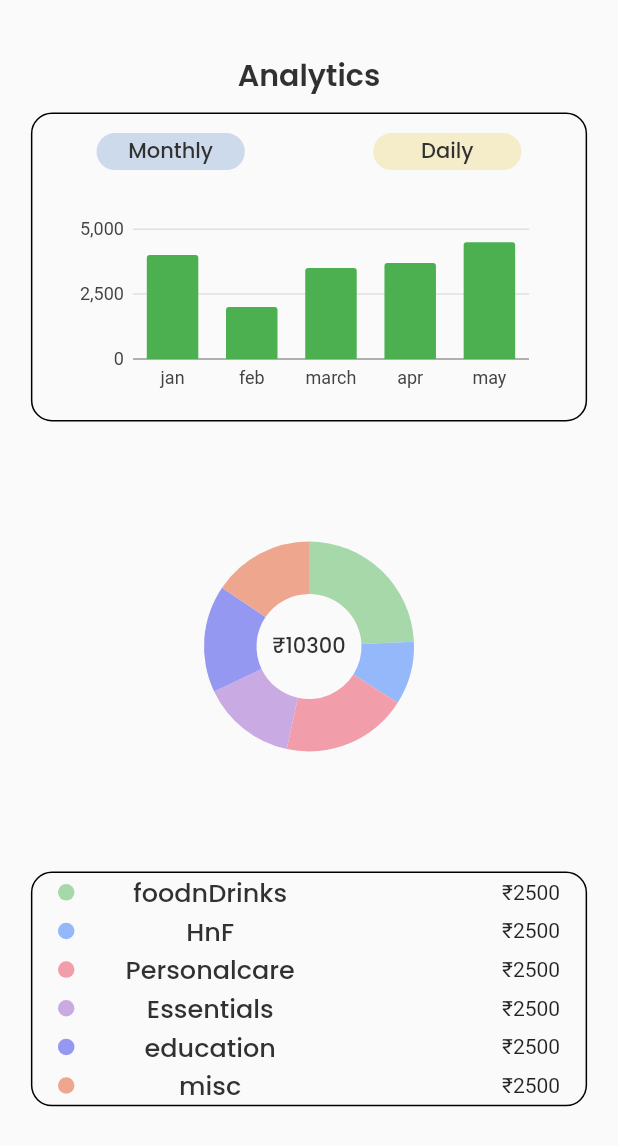
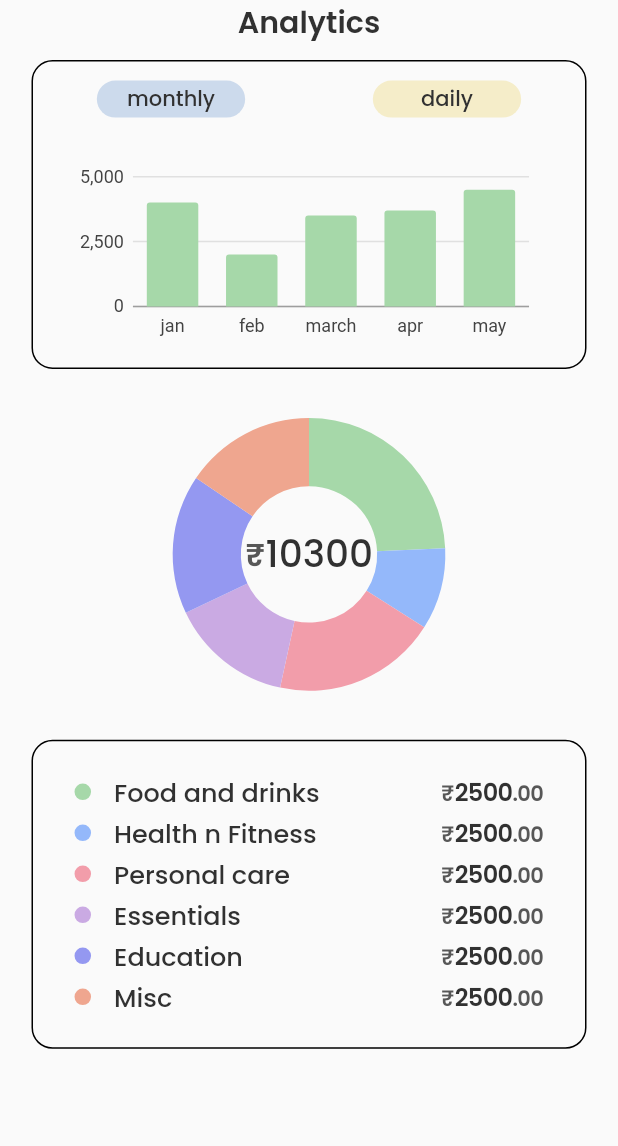
Before and after one commit to Sama-3l/coinwatcher, a Flutter app: the Analytics widget shown alone on an empty page, opened directly with empty values, on a phone screen of 412 x 824 dp. Shown: the top 1146 px of the screen. Run offline on Flutter 3.47's test engine with Material 2 defaults, Android fonts, the phone set to English and light mode, and no system bars; our stand-ins replace charts_flutter, flutter_bloc, google_fonts, percent_indicator, simple_icons, syncfusion_flutter_charts; missing offline and left inert: carbon_icons.

Commit message:
made a few changes. App is looking good though

```diff
--- a/lib/alogrithms/widgetDecider.dart
+++ b/lib/alogrithms/widgetDecider.dart
@@ -116,4 +116,37 @@ class WidgetDecider {
     }
     return children;
   }
+
+  Widget showLegendAmounts(double amount, FontFamily font, LightMode theme) {
+    Methods func = Methods();
+    return Row(
+        mainAxisSize: MainAxisSize.min,
+        crossAxisAlignment: CrossAxisAlignment.end,
+        children: [
+          Text(
+            '\u20B9',
+            style: font.getPoppinsTextStyle(
+                color: theme.textSecondary,
+                fontSize: 14,
+                fontWeight: FontWeight.w600,
+                letterSpacing: 1),
+          ),
+          Text(
+            amount.ceil().toString(),
+            style: font.getPoppinsTextStyle(
+                color: theme.textPrimary,
+                fontSize: 16,
+                fontWeight: FontWeight.w600,
+                letterSpacing: -0.41),
+          ),
+          Text(
+            func.decimalPart(amount),
+            style: font.getPoppinsTextStyle(
+                color: theme.textSecondary,
+                fontSize: 14,
+                fontWeight: FontWeight.w600,
+                letterSpacing: -0.41),
+          ),
+        ]);
+  }
 }
--- a/lib/presentation/screens/analytics.dart
+++ b/lib/presentation/screens/analytics.dart
@@ -21,13 +21,12 @@ class _AnalyticsState extends State<Analytics> {
   Widget build(BuildContext context) {
     double width = MediaQuery.of(context).size.width;
     double height = MediaQuery.of(context).size.height;
-    return Align(
-      alignment: Alignment.center,
+    return SafeArea(
+      child: Padding(
+        padding: const EdgeInsets.only(left: 21, right: 21),
         child: Column(
+          crossAxisAlignment: CrossAxisAlignment.center,
           children: [
-          SizedBox(
-            height: 35,
-          ),
             Text(
               "Analytics",
               style: widget.font.getPoppinsTextStyle(
@@ -40,7 +39,7 @@ class _AnalyticsState extends State<Analytics> {
             SizedBox(
               height: 10,
             ),
-          expenseGraph(
+            ExpenseGraph(
               theme: widget.theme,
               font: widget.font,
             ),
@@ -50,8 +49,9 @@ class _AnalyticsState extends State<Analytics> {
             ),
 
             // Legend
-          legend(theme: widget.theme, font: widget.font)
+            Legend(theme: widget.theme, font: widget.font)
           ],
+        ),
       ),
     );
   }
--- /dev/null
+++ b/lib/presentation/widgets/appButton.dart
@@ -0,0 +1,44 @@
+import 'package:coinwatcher/constants/font.dart';
+import 'package:coinwatcher/constants/themes.dart';
+import 'package:flutter/material.dart';
+
+class AppButton extends StatelessWidget {
+  AppButton(
+      {super.key,
+      required this.width,
+      required this.height,
+      required this.color,
+      required this.theme,
+      required this.font,
+      required this.text});
+
+  double width;
+  double height;
+  Color color;
+  LightMode theme;
+  FontFamily font;
+  String text;
+
+  @override
+  Widget build(BuildContext context) {
+    return Container(
+      width: 0.24 * width,
+      height: 0.03 * height,
+      decoration: BoxDecoration(
+        borderRadius: BorderRadius.circular(16),
+        color: color,
+      ),
+      child: Center(
+        child: Text(
+          text,
+          style: font.getPoppinsTextStyle(
+            color: theme.textPrimary,
+            fontSize: 14,
+            fontWeight: FontWeight.w500,
+            letterSpacing: 0,
+          ),
+        ),
+      ),
+    );
+  }
+}
--- a/lib/presentation/widgets/expense_graph.dart
+++ b/lib/presentation/widgets/expense_graph.dart
@@ -1,79 +1,80 @@
 import 'package:coinwatcher/constants/font.dart';
 import 'package:coinwatcher/constants/themes.dart';
 import 'package:coinwatcher/data/model/bar_data.dart';
+import 'package:coinwatcher/presentation/widgets/appButton.dart';
 import 'package:coinwatcher/presentation/widgets/daily_graph.dart';
 import 'package:coinwatcher/presentation/widgets/monthly_graph.dart';
 
 import 'package:flutter/material.dart';
 import 'package:charts_flutter/flutter.dart' as charts;
 
-class expenseGraph extends StatefulWidget {
-  expenseGraph({super.key, required this.theme, required this.font});
+class ExpenseGraph extends StatefulWidget {
+  ExpenseGraph({super.key, required this.theme, required this.font});
   LightMode theme;
   FontFamily font;
 
   // dummy data
 
-  final List<barDataMonthly> monthly = [
+  late final List<barDataMonthly> monthly = [
     barDataMonthly(
       month: "jan",
       spent: 4000,
-      color: charts.ColorUtil.fromDartColor(Colors.green),
+      color: charts.ColorUtil.fromDartColor(theme.foodNDrinks),
     ),
     barDataMonthly(
       month: "feb",
       spent: 2000,
-      color: charts.ColorUtil.fromDartColor(Colors.green),
+      color: charts.ColorUtil.fromDartColor(theme.foodNDrinks),
     ),
     barDataMonthly(
       month: "march",
       spent: 3500,
-      color: charts.ColorUtil.fromDartColor(Colors.green),
+      color: charts.ColorUtil.fromDartColor(theme.foodNDrinks),
     ),
     barDataMonthly(
       month: "apr",
       spent: 3700,
-      color: charts.ColorUtil.fromDartColor(Colors.green),
+      color: charts.ColorUtil.fromDartColor(theme.foodNDrinks),
     ),
     barDataMonthly(
       month: "may",
       spent: 4500,
-      color: charts.ColorUtil.fromDartColor(Colors.green),
+      color: charts.ColorUtil.fromDartColor(theme.foodNDrinks),
     ),
   ];
-  final List<barDataDaily> daily = [
+  late final List<barDataDaily> daily = [
     barDataDaily(
       day: "1",
       spent: 300,
-      color: charts.ColorUtil.fromDartColor(Colors.green),
+      color: charts.ColorUtil.fromDartColor(theme.foodNDrinks),
     ),
     barDataDaily(
       day: "2",
       spent: 350,
-      color: charts.ColorUtil.fromDartColor(Colors.green),
+      color: charts.ColorUtil.fromDartColor(theme.foodNDrinks),
     ),
     barDataDaily(
       day: "3",
       spent: 200,
-      color: charts.ColorUtil.fromDartColor(Colors.green),
+      color: charts.ColorUtil.fromDartColor(theme.foodNDrinks),
     ),
     barDataDaily(
       day: "4",
       spent: 270,
-      color: charts.ColorUtil.fromDartColor(Colors.green),
+      color: charts.ColorUtil.fromDartColor(theme.foodNDrinks),
     ),
     barDataDaily(
       day: "5",
       spent: 320,
-      color: charts.ColorUtil.fromDartColor(Colors.green),
+      color: charts.ColorUtil.fromDartColor(theme.foodNDrinks),
     )
   ];
 
   @override
-  State<expenseGraph> createState() => _expenseGraphState();
+  State<ExpenseGraph> createState() => _ExpenseGraphState();
 }
 
-class _expenseGraphState extends State<expenseGraph> {
+class _ExpenseGraphState extends State<ExpenseGraph> {
   late Color _colorMonthly = widget.theme.primaryAccent1;
   late Color _colorDaily = widget.theme.mainBackground;
   int index = 0;
@@ -110,26 +111,14 @@ class _expenseGraphState extends State<expenseGraph> {
                       index = 0;
                     });
                   },
-                child: Container(
-                  width: 0.24 * width,
-                  height: 0.03 * height,
-                  decoration: BoxDecoration(
-                    borderRadius: BorderRadius.circular(16),
+                  child: AppButton(
+                    width: width,
+                    height: height,
                     color: _colorMonthly,
-                  ),
-                  child: Center(
-                    child: Text(
-                      'Monthly',
-                      style: widget.font.getPoppinsTextStyle(
-                        color: widget.theme.textPrimary,
-                        fontSize: 14,
-                        fontWeight: FontWeight.w500,
-                        letterSpacing: 0,
-                      ),
-                    ),
-                  ),
-                ),
-              ),
+                    theme: widget.theme,
+                    font: widget.font,
+                    text: 'monthly',
+                  )),
 
               //daily
 
@@ -142,26 +131,14 @@ class _expenseGraphState extends State<expenseGraph> {
                       index = 1;
                     });
                   },
-                child: Container(
-                  width: 0.24 * width,
-                  height: 0.03 * height,
-                  decoration: BoxDecoration(
-                    borderRadius: BorderRadius.circular(16),
+                  child: AppButton(
+                    width: width,
+                    height: height,
                     color: _colorDaily,
-                  ),
-                  child: Center(
-                    child: Text(
-                      'Daily',
-                      style: widget.font.getPoppinsTextStyle(
-                        color: widget.theme.textPrimary,
-                        fontSize: 14,
-                        fontWeight: FontWeight.w500,
-                        letterSpacing: 0,
-                      ),
-                    ),
-                  ),
-                ),
-              ),
+                    theme: widget.theme,
+                    font: widget.font,
+                    text: 'daily',
+                  )),
             ],
           ),
 
--- a/lib/presentation/widgets/legend.dart
+++ b/lib/presentation/widgets/legend.dart
@@ -1,28 +1,36 @@
+import 'package:coinwatcher/alogrithms/widgetDecider.dart';
 import 'package:coinwatcher/constants/font.dart';
 import 'package:coinwatcher/constants/themes.dart';
 import 'package:flutter/material.dart';
 
-class legend extends StatefulWidget {
-  legend({super.key, required this.theme, required this.font});
+class Legend extends StatefulWidget {
+  Legend({super.key, required this.theme, required this.font});
   LightMode theme;
   FontFamily font;
 
   @override
-  State<legend> createState() => _legendState();
+  State<Legend> createState() => _LegendState();
 }
 
-class _legendState extends State<legend> {
+class _LegendState extends State<Legend> {
+
+
+  WidgetDecider wd = WidgetDecider();
+
   @override
   Widget build(BuildContext context) {
     double width = MediaQuery.of(context).size.width;
     double height = MediaQuery.of(context).size.height;
     return Container(
-        height: 0.19 * height,
+        height: 0.25 * height,
         width: 0.9 * width,
         decoration: BoxDecoration(
           borderRadius: BorderRadius.circular(14),
           border: Border.all(color: widget.theme.borderColor),
         ),
+        child: Padding(
+          padding:
+              const EdgeInsets.only(left: 25, top: 20, right: 25, bottom: 20),
           child: Row(
             mainAxisAlignment: MainAxisAlignment.spaceAround,
             children: [
@@ -79,11 +87,14 @@ class _legendState extends State<legend> {
                   ),
                 ],
               ),
-            Column(
+              Padding(
+                padding: const EdgeInsets.only(left: 10),
+                child: Column(
                   mainAxisAlignment: MainAxisAlignment.spaceAround,
+                  crossAxisAlignment: CrossAxisAlignment.start,
                   children: [
                     Text(
-                  "foodnDrinks",
+                      "Food and drinks",
                       style: widget.font.getPoppinsTextStyle(
                           color: widget.theme.textPrimary,
                           fontSize: 17,
@@ -91,7 +102,7 @@ class _legendState extends State<legend> {
                           letterSpacing: 0),
                     ),
                     Text(
-                  "HnF",
+                      "Health n Fitness",
                       style: widget.font.getPoppinsTextStyle(
                           color: widget.theme.textPrimary,
                           fontSize: 17,
@@ -99,7 +110,7 @@ class _legendState extends State<legend> {
                           letterSpacing: 0),
                     ),
                     Text(
-                  "Personalcare",
+                      "Personal care",
                       style: widget.font.getPoppinsTextStyle(
                           color: widget.theme.textPrimary,
                           fontSize: 17,
@@ -115,7 +126,7 @@ class _legendState extends State<legend> {
                           letterSpacing: 0),
                     ),
                     Text(
-                  "education",
+                      "Education",
                       style: widget.font.getPoppinsTextStyle(
                           color: widget.theme.textPrimary,
                           fontSize: 17,
@@ -123,7 +134,7 @@ class _legendState extends State<legend> {
                           letterSpacing: 0),
                     ),
                     Text(
-                  "misc",
+                      "Misc",
                       style: widget.font.getPoppinsTextStyle(
                           color: widget.theme.textPrimary,
                           fontSize: 17,
@@ -132,21 +143,23 @@ class _legendState extends State<legend> {
                     ),
                   ],
                 ),
+              ),
               SizedBox(
                 width: 70,
               ),
               Column(
                 mainAxisAlignment: MainAxisAlignment.spaceAround,
                 children: [
-                Text('\u{20B9}${2500}'),
-                Text('\u{20B9}${2500}'),
-                Text('\u{20B9}${2500}'),
-                Text('\u{20B9}${2500}'),
-                Text('\u{20B9}${2500}'),
-                Text('\u{20B9}${2500}'),
+                  wd.showLegendAmounts(2500.00, widget.font, widget.theme),
+                  wd.showLegendAmounts(2500.00, widget.font, widget.theme),
+                  wd.showLegendAmounts(2500.00, widget.font, widget.theme),
+                  wd.showLegendAmounts(2500.00, widget.font, widget.theme),
+                  wd.showLegendAmounts(2500.00, widget.font, widget.theme),
+                  wd.showLegendAmounts(2500.00, widget.font, widget.theme),
                 ],
               )
             ],
+          ),
         ));
   }
 }
--- a/lib/presentation/widgets/piechart.dart
+++ b/lib/presentation/widgets/piechart.dart
@@ -24,16 +24,29 @@ class PieChart extends StatefulWidget {
 class _PieChartState extends State<PieChart> {
   @override
   Widget build(BuildContext context) {
-    return Container(
+    return SizedBox(
+      height: MediaQuery.of(context).size.height * 0.3,
       child: SfCircularChart(annotations: [
         CircularChartAnnotation(
-            widget: Container(
-                child: Text('\u{20B9}${10300}',
-                    style: widget.font.getPoppinsTextStyle(
-                        color: widget.theme.textPrimary,
-                        fontSize: 14,
-                        fontWeight: FontWeight.w500,
-                        letterSpacing: 0))))
+            widget: Row(
+          mainAxisSize: MainAxisSize.min,
+          children: [
+            Text(
+              '\u20B9',
+              style: widget.font.getPoppinsTextStyle(
+                  color: widget.theme.textSecondary,
+                  fontSize: 21,
+                  fontWeight: FontWeight.w600,
+                  letterSpacing: 1),
+            ),
+            Text('${10300}',
+                style: widget.font.getPoppinsTextStyle(
+                    color: widget.theme.textPrimary,
+                    fontSize: 25,
+                    fontWeight: FontWeight.w500,
+                    letterSpacing: 0)),
+          ],
+        ))
       ], series: <CircularSeries>[
         // Render pie chart
         DoughnutSeries<PieData, String>(
@@ -41,7 +54,7 @@ class _PieChartState extends State<PieChart> {
             pointColorMapper: (PieData data, _) => data.color,
             xValueMapper: (PieData data, _) => data.category,
             yValueMapper: (PieData data, _) => data.spent,
-            radius: '50%'),
+            radius: '80%'),
       ]),
     );
   }
```
Also changed, not shown: pubspec.lock. Lines whose indentation alone changed are shown as unchanged.
